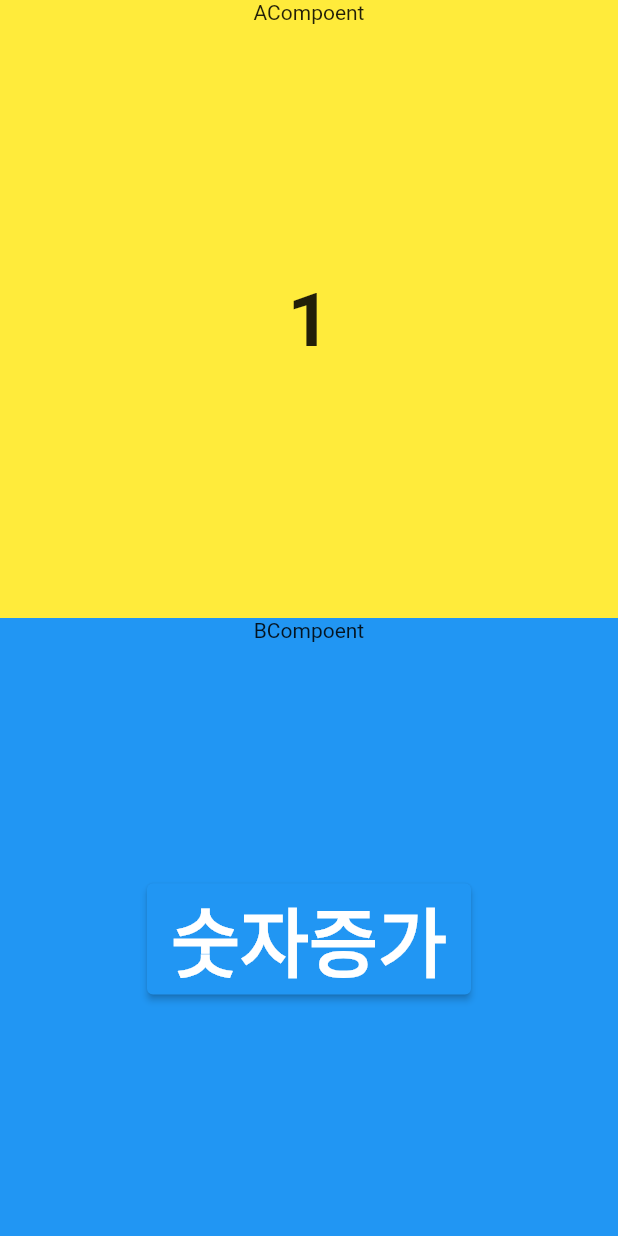
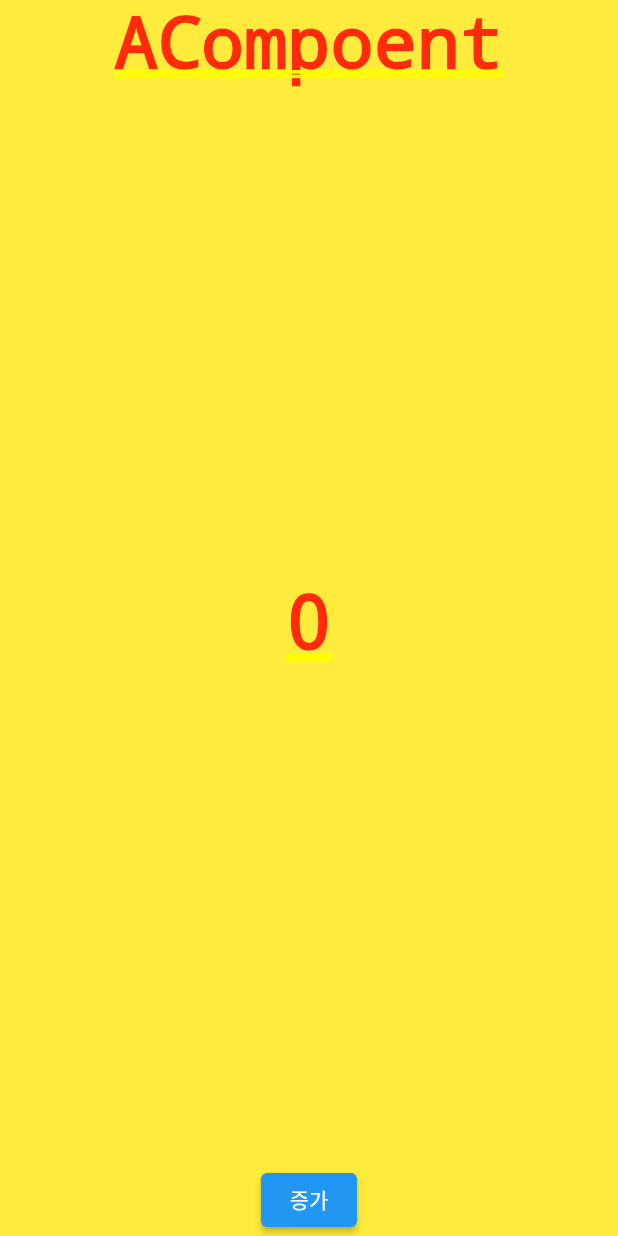
Before and after one commit to Jo-HyeRin/Flutter_State, a Flutter app: the screen it shows after launch, on a phone screen of 412 x 824 dp. Run offline on Flutter 3.47's test engine with Material 2 defaults, Android fonts, the phone set to English and light mode, and no system bars; our stand-ins replace flutter_riverpod.

Commit message:
StateNotifierProvider ê로 상태값 증가시키기 완료

```diff
--- a/lib/main.dart
+++ b/lib/main.dart
@@ -1,12 +1,14 @@
 import 'package:flutter/material.dart';
 import 'package:flutter_riverpod/flutter_riverpod.dart';
 
-// Provider -> 공급자(창고x)
-// Provider는 창고(Repository)에 데이터를 공급
-// final numProvider = Provider((_) => 1);
-final numProvider = StateProvider((_) => 1);
-// numProvider가 final인 이유 : numProvider는 StateProvider의 주소값을 가지고 있는 거라
-//
+final counterProvider = StateNotifierProvider<Counter, int>((ref) {
+  return Counter();
+});
+
+class Counter extends StateNotifier<int> {
+  Counter() : super(0);
+  void increment() => state++;
+}
 
 void main() {
   runApp(
@@ -25,41 +27,19 @@ class MyApp extends StatelessWidget {
   @override
   Widget build(BuildContext context) {
     return MaterialApp(
-      home: HomePage(),
+      debugShowCheckedModeBanner: false,
+      home: AComponent(),
     );
   }
 }
 
-class HomePage extends StatelessWidget {
-  const HomePage({Key? key}) : super(key: key);
-
-  @override
-  Widget build(BuildContext context) {
-    return Scaffold(
-      body: Column(
-        crossAxisAlignment: CrossAxisAlignment.stretch,
-        children: [
-          Expanded(child: AComponent()),
-          Expanded(child: BComponent()),
-        ],
-      ),
-    );
-  }
-}
-
-// AComponnent : 소비자 : 소비자는 공급자(Provider에게 데이터를 요청한다)
-// 공급자는 창고에서 데이터를 꺼내서 돌려준다.
 class AComponent extends ConsumerWidget {
   const AComponent({Key? key}) : super(key: key);
 
   @override
   Widget build(BuildContext context, WidgetRef ref) {
 
-    // 소비를 한 번만 할 때 read를 사용. rebuild 안 됨
-    // int num = ref.read(numProvider);
-
-    // ﻿watch는 numProvider의 값이 변경될 때마다 rebuild 됨
-    int num = ref.watch(numProvider);
+    final count = ref.watch(counterProvider);
 
     return Container(
       color: Colors.yellow,
@@ -69,41 +49,18 @@ class AComponent extends ConsumerWidget {
           Expanded(
             child: Align(
               child: Text(
-                "${num}",
+                "${count}",
                 style: TextStyle(fontSize: 50, fontWeight: FontWeight.bold),
               ),
             ),
-          )
-        ],
-      ),
-    );
-  }
-}
-
-// 서플라이어 공급자
-class BComponent extends ConsumerWidget {
-  const BComponent({Key? key}) : super(key: key);
-
-  @override
-  Widget build(BuildContext context, WidgetRef ref) {
-    return Container(
-      color: Colors.blue,
-      child: Column(
-        children: [
-          Text("BCompoent"),
-          Expanded(
-            child: Align(
-              child: ElevatedButton(
-                onPressed: () {
-                  final result = ref.read(numProvider.notifier);
-                  result.state = result.state+5;
-                },
-                child: Text(
-                  "숫자증가",
-                  style: TextStyle(fontSize: 50, fontWeight: FontWeight.bold),
-                ),
-              ),
-            ),
+          ),
+          ElevatedButton(
+              onPressed: (){
+                final repo = ref.read(counterProvider.notifier);
+                repo.increment();
+                // ref.read(counterProvider.notifier).increment(); 로 해도 됨.
+              },
+              child: Text("증가"),
           ),
         ],
       ),
```
